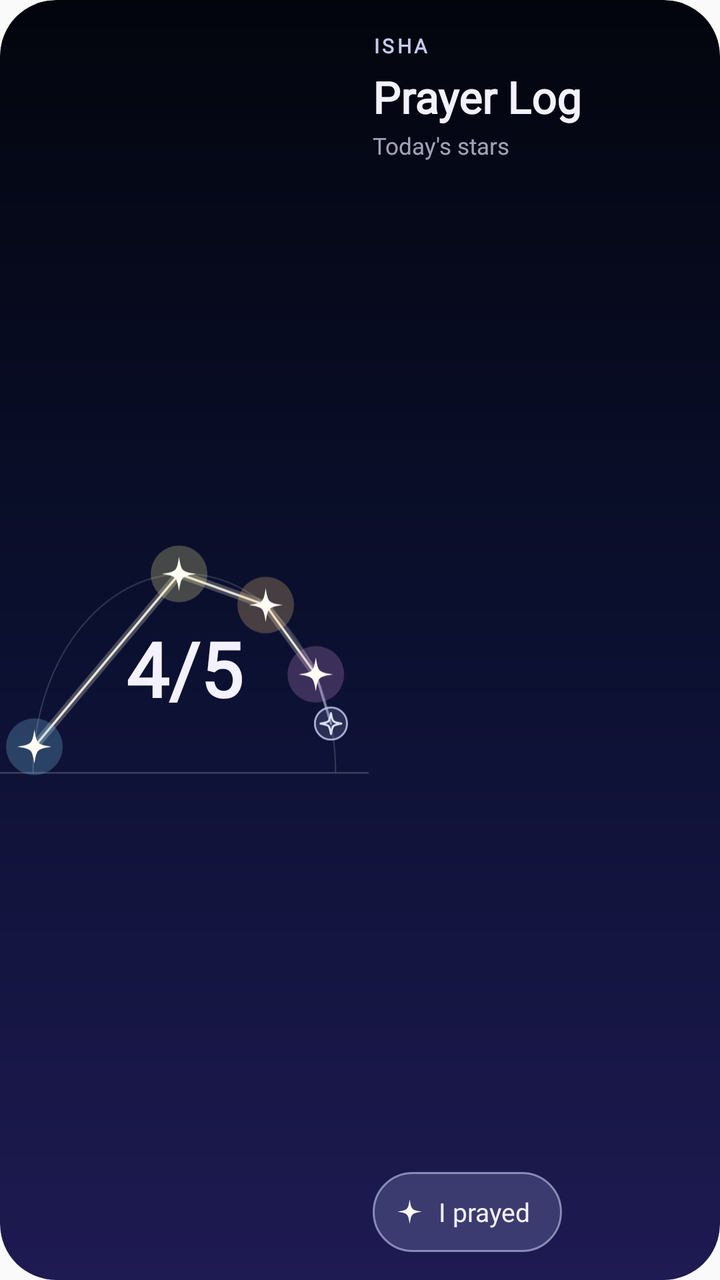
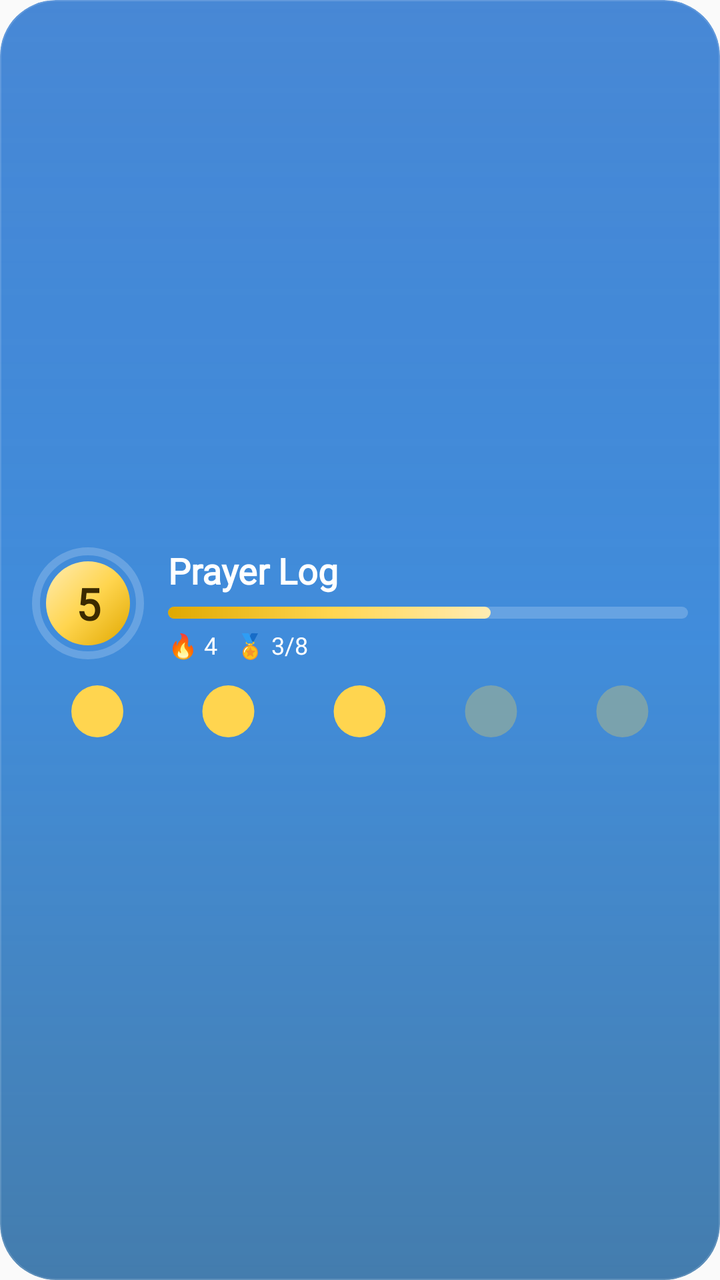

Two renders of the same Android screen: before a commit and after it. Below are the layout's source before the change and the commit's diff.
<!-- AndroidManifest.xml: application theme Theme.Waktiva -->
<!-- res/layout/widget_prayer_log_preview.xml -->
<?xml version="1.0" encoding="utf-8"?>
<FrameLayout xmlns:android="http://schemas.android.com/apk/res/android"
    android:id="@android:id/background"
    android:layout_width="match_parent"
    android:layout_height="match_parent"
    android:background="@drawable/widget_night_preview"
    android:clipToOutline="true">

    <LinearLayout
        android:layout_width="match_parent"
        android:layout_height="match_parent"
        android:orientation="horizontal">

        <FrameLayout
            android:layout_width="0dp"
            android:layout_height="match_parent"
            android:layout_weight="1.05">

            <ImageView
                android:layout_width="match_parent"
                android:layout_height="match_parent"
                android:scaleType="fitCenter"
                android:src="@drawable/widget_sky_preview" />

            <TextView
                android:layout_width="match_parent"
                android:layout_height="wrap_content"
                android:layout_gravity="center"
                android:layout_marginTop="14dp"
                android:fontFamily="@font/cormorant_garamond_bold"
                android:gravity="center"
                android:text="4/5"
                android:textColor="#FFF4F1FF"
                android:textSize="38sp"
                android:textStyle="bold" />
        </FrameLayout>

        <LinearLayout
            android:layout_width="0dp"
            android:layout_height="match_parent"
            android:layout_weight="1"
            android:orientation="vertical"
            android:paddingStart="2dp"
            android:paddingTop="16dp"
            android:paddingEnd="14dp"
            android:paddingBottom="14dp">

            <TextView
                android:layout_width="match_parent"
                android:layout_height="wrap_content"
                android:fontFamily="@font/inter_medium"
                android:letterSpacing="0.14"
                android:maxLines="2"
                android:text="@string/prayer_isha"
                android:textAllCaps="true"
                android:textColor="#FFC5CBF0"
                android:textSize="10sp"
                android:textStyle="bold" />

            <TextView
                android:layout_width="match_parent"
                android:layout_height="wrap_content"
                android:layout_marginTop="4dp"
                android:fontFamily="@font/cormorant_garamond_bold"
                android:maxLines="1"
                android:text="@string/prayer_log_title"
                android:textColor="#FFF4F1FF"
                android:textSize="22sp"
                android:textStyle="bold" />

            <TextView
                android:layout_width="match_parent"
                android:layout_height="wrap_content"
                android:layout_marginTop="2dp"
                android:fontFamily="@font/inter_regular"
                android:maxLines="2"
                android:text="@string/prayer_log_sky_title"
                android:textColor="#B3E4E2FF"
                android:textSize="11.5sp" />

            
            <FrameLayout
                android:layout_width="match_parent"
                android:layout_height="0dp"
                android:layout_weight="1" />

            <LinearLayout
                android:layout_width="wrap_content"
                android:layout_height="40dp"
                android:background="@drawable/widget_sky_button"
                android:gravity="center_vertical"
                android:orientation="horizontal"
                android:paddingStart="12dp"
                android:paddingEnd="16dp">

                <ImageView
                    android:layout_width="13dp"
                    android:layout_height="13dp"
                    android:layout_marginEnd="8dp"
                    android:src="@drawable/ic_widget_star" />

                <TextView
                    android:layout_width="wrap_content"
                    android:layout_height="wrap_content"
                    android:fontFamily="@font/inter_bold"
                    android:maxLines="1"
                    android:text="@string/prayer_log_mark"
                    android:textColor="#FFF4F1FF"
                    android:textSize="13sp" />
            </LinearLayout>
        </LinearLayout>
    </LinearLayout>
</FrameLayout>
<!-- resources referenced by this layout -->
<resources>
  <!-- drawable ic_widget_star (drawable) -->
  <?xml version="1.0" encoding="utf-8"?>
  <vector xmlns:android="http://schemas.android.com/apk/res/android"
      android:width="24dp"
      android:height="24dp"
      android:viewportWidth="40"
      android:viewportHeight="40">
      <path
          android:fillColor="#FFFFFDF4"
          android:pathData="M20,1C22.6,17 23,17.4 39,20C23,22.6 22.6,23 20,39C17.4,23 17,22.6 1,20C17,17.4 17.4,17 20,1Z" />
  </vector>
  <!-- drawable widget_night_preview (drawable) -->
  <?xml version="1.0" encoding="utf-8"?>
  <shape xmlns:android="http://schemas.android.com/apk/res/android"
      android:shape="rectangle">
      <gradient
          android:angle="270"
          android:centerColor="#FF0B1030"
          android:endColor="#FF1E1A52"
          android:startColor="#FF03050D" />
      <corners android:radius="28dp" />
  </shape>
  <!-- drawable widget_sky_button (drawable) -->
  <?xml version="1.0" encoding="utf-8"?>
  <selector xmlns:android="http://schemas.android.com/apk/res/android">
      <item android:state_pressed="true">
          <shape android:shape="rectangle">
              <solid android:color="#669FA8DA" />
              <stroke android:width="1dp" android:color="#B3D6DAFF" />
              <corners android:radius="999dp" />
          </shape>
      </item>
      <item>
          <shape android:shape="rectangle">
              <solid android:color="#3D9FA8DA" />
              <stroke android:width="1dp" android:color="#8CD6DAFF" />
              <corners android:radius="999dp" />
          </shape>
      </item>
  </selector>
  <!-- drawable widget_sky_preview: vector/xml drawable (drawable, 2910 chars, omitted) -->
  <string name="prayer_isha">Isha</string>
  <string name="prayer_log_mark">I prayed</string>
  <string name="prayer_log_sky_title">Today\'s stars</string>
  <string name="prayer_log_title">Prayer Log</string>
  <style name="Theme.Waktiva" parent="Theme.AppCompat.DayNight.NoActionBar" />
</resources>

<!-- the commit's change to res/layout/widget_prayer_log_preview.xml (unified diff, before → after) -->
@@ -3,111 +3,119 @@
     android:id="@android:id/background"
     android:layout_width="match_parent"
     android:layout_height="match_parent"
-    android:background="@drawable/widget_night_preview"
+    android:background="@drawable/widget_preview_bg"
     android:clipToOutline="true">
+
+    <ImageView
+        android:layout_width="match_parent"
+        android:layout_height="match_parent"
+        android:scaleType="fitXY"
+        android:src="@drawable/widget_sheen" />
 
     <LinearLayout
         android:layout_width="match_parent"
         android:layout_height="match_parent"
-        android:orientation="horizontal">
+        android:gravity="center_vertical"
+        android:orientation="vertical"
+        android:paddingStart="16dp"
+        android:paddingTop="12dp"
+        android:paddingEnd="16dp"
+        android:paddingBottom="10dp">
 
-        <FrameLayout
-            android:layout_width="0dp"
-            android:layout_height="match_parent"
-            android:layout_weight="1.05">
-
-            <ImageView
-                android:layout_width="match_parent"
-                android:layout_height="match_parent"
-                android:scaleType="fitCenter"
-                android:src="@drawable/widget_sky_preview" />
+        <LinearLayout
+            android:layout_width="match_parent"
+            android:layout_height="wrap_content"
+            android:gravity="center_vertical"
+            android:orientation="horizontal">
 
             <TextView
-                android:layout_width="match_parent"
-                android:layout_height="wrap_content"
-                android:layout_gravity="center"
-                android:layout_marginTop="14dp"
-                android:fontFamily="@font/cormorant_garamond_bold"
+                android:layout_width="56dp"
+                android:layout_height="56dp"
+                android:background="@drawable/widget_medal_preview"
+                android:fontFamily="@font/inter_medium"
                 android:gravity="center"
-                android:text="4/5"
-                android:textColor="#FFF4F1FF"
-                android:textSize="38sp"
-                android:textStyle="bold" />
-        </FrameLayout>
-
-        <LinearLayout
-            android:layout_width="0dp"
-            android:layout_height="match_parent"
-            android:layout_weight="1"
-            android:orientation="vertical"
-            android:paddingStart="2dp"
-            android:paddingTop="16dp"
-            android:paddingEnd="14dp"
-            android:paddingBottom="14dp">
-
-            <TextView
-                android:layout_width="match_parent"
-                android:layout_height="wrap_content"
-                android:fontFamily="@font/inter_medium"
-                android:letterSpacing="0.14"
-                android:maxLines="2"
-                android:text="@string/prayer_isha"
-                android:textAllCaps="true"
-                android:textColor="#FFC5CBF0"
-                android:textSize="10sp"
-                android:textStyle="bold" />
-
-            <TextView
-                android:layout_width="match_parent"
-                android:layout_height="wrap_content"
-                android:layout_marginTop="4dp"
-                android:fontFamily="@font/cormorant_garamond_bold"
-                android:maxLines="1"
-                android:text="@string/prayer_log_title"
-                android:textColor="#FFF4F1FF"
+                android:text="5"
+                android:textColor="#FF3B2A00"
                 android:textSize="22sp"
                 android:textStyle="bold" />
 
-            <TextView
-                android:layout_width="match_parent"
+            <LinearLayout
+                android:layout_width="0dp"
                 android:layout_height="wrap_content"
-                android:layout_marginTop="2dp"
-                android:fontFamily="@font/inter_regular"
-                android:maxLines="2"
-                android:text="@string/prayer_log_sky_title"
-                android:textColor="#B3E4E2FF"
-                android:textSize="11.5sp" />
-
-            
-            <FrameLayout
-                android:layout_width="match_parent"
-                android:layout_height="0dp"
-                android:layout_weight="1" />
-
-            <LinearLayout
-                android:layout_width="wrap_content"
-                android:layout_height="40dp"
-                android:background="@drawable/widget_sky_button"
-                android:gravity="center_vertical"
-                android:orientation="horizontal"
-                android:paddingStart="12dp"
-                android:paddingEnd="16dp">
-
-                <ImageView
-                    android:layout_width="13dp"
-                    android:layout_height="13dp"
-                    android:layout_marginEnd="8dp"
-                    android:src="@drawable/ic_widget_star" />
+                android:layout_marginStart="12dp"
+                android:layout_weight="1"
+                android:orientation="vertical">
 
                 <TextView
                     android:layout_width="wrap_content"
                     android:layout_height="wrap_content"
-                    android:fontFamily="@font/inter_bold"
+                    android:fontFamily="@font/inter_medium"
                     android:maxLines="1"
-                    android:text="@string/prayer_log_mark"
-                    android:textColor="#FFF4F1FF"
-                    android:textSize="13sp" />
+                    android:text="@string/prayer_log_title"
+                    android:textColor="#FFFFFFFF"
+                    android:textSize="18sp"
+                    android:textStyle="bold" />
+
+                <ProgressBar
+                    style="?android:attr/progressBarStyleHorizontal"
+                    android:layout_width="match_parent"
+                    android:layout_height="6dp"
+                    android:layout_marginTop="6dp"
+                    android:max="1000"
+                    android:maxHeight="6dp"
+                    android:minHeight="6dp"
+                    android:progress="620"
+                    android:progressDrawable="@drawable/widget_xp_bar" />
+
+                <TextView
+                    android:layout_width="wrap_content"
+                    android:layout_height="wrap_content"
+                    android:layout_marginTop="5dp"
+                    android:fontFamily="@font/inter_medium"
+                    android:maxLines="1"
+                    android:text="🔥 4   🏅 3/8"
+                    android:textColor="#FFFFFFFF"
+                    android:textSize="12sp" />
             </LinearLayout>
+        </LinearLayout>
+
+        <LinearLayout
+            android:layout_width="match_parent"
+            android:layout_height="wrap_content"
+            android:layout_marginTop="12dp"
+            android:orientation="horizontal">
+
+            <ImageView
+                android:layout_width="0dp"
+                android:layout_height="26dp"
+                android:layout_weight="1"
+                android:src="@drawable/widget_log_dot_preview" />
+
+            <ImageView
+                android:layout_width="0dp"
+                android:layout_height="26dp"
+                android:layout_weight="1"
+                android:src="@drawable/widget_log_dot_preview" />
+
+            <ImageView
+                android:layout_width="0dp"
+                android:layout_height="26dp"
+                android:layout_weight="1"
+                android:src="@drawable/widget_log_dot_preview" />
+
+            <ImageView
+                android:layout_width="0dp"
+                android:layout_height="26dp"
+                android:layout_weight="1"
+                android:alpha="0.3"
+                android:src="@drawable/widget_log_dot_preview" />
+
+            <ImageView
+                android:layout_width="0dp"
+                android:layout_height="26dp"
+                android:layout_weight="1"
+                android:alpha="0.3"
+                android:src="@drawable/widget_log_dot_preview" />
         </LinearLayout>
     </LinearLayout>
 </FrameLayout>
<!-- resource entries referenced after the edit -->
@@ -1,50 +1,101 @@
 <!-- resources referenced by this layout -->
 <resources>
-  <!-- drawable ic_widget_star (drawable) -->
+  <!-- drawable widget_log_dot_preview (drawable) -->
   <?xml version="1.0" encoding="utf-8"?>
-  <vector xmlns:android="http://schemas.android.com/apk/res/android"
-      android:width="24dp"
-      android:height="24dp"
-      android:viewportWidth="40"
-      android:viewportHeight="40">
-      <path
-          android:fillColor="#FFFFFDF4"
-          android:pathData="M20,1C22.6,17 23,17.4 39,20C23,22.6 22.6,23 20,39C17.4,23 17,22.6 1,20C17,17.4 17.4,17 20,1Z" />
-  </vector>
-  <!-- drawable widget_night_preview (drawable) -->
+  <shape xmlns:android="http://schemas.android.com/apk/res/android"
+      android:shape="oval">
+      <size android:width="26dp" android:height="26dp" />
+      <solid android:color="#FFFFD54F" />
+  </shape>
+  <!-- drawable widget_medal_preview (drawable) -->
+  <?xml version="1.0" encoding="utf-8"?>
+  <layer-list xmlns:android="http://schemas.android.com/apk/res/android">
+      <item>
+          <shape android:shape="oval">
+              <stroke android:width="4dp" android:color="#33FFFFFF" />
+          </shape>
+      </item>
+      <item
+          android:bottom="7dp"
+          android:left="7dp"
+          android:right="7dp"
+          android:top="7dp">
+          <shape android:shape="oval">
+              <gradient
+                  android:angle="315"
+                  android:centerColor="#FFFFD54F"
+                  android:endColor="#FFE0A800"
+                  android:startColor="#FFFFECB3" />
+          </shape>
+      </item>
+  </layer-list>
+  <!-- drawable widget_preview_bg (drawable) -->
   <?xml version="1.0" encoding="utf-8"?>
   <shape xmlns:android="http://schemas.android.com/apk/res/android"
       android:shape="rectangle">
       <gradient
           android:angle="270"
-          android:centerColor="#FF0B1030"
-          android:endColor="#FF1E1A52"
-          android:startColor="#FF03050D" />
-      <corners android:radius="28dp" />
+          android:startColor="#FF2773CE"
+          android:endColor="#FF5AA6E8"
+          android:type="linear" />
+      <corners android:radius="@dimen/widget_corner_radius" />
   </shape>
-  <!-- drawable widget_sky_button (drawable) -->
+  <!-- drawable widget_sheen (drawable) -->
   <?xml version="1.0" encoding="utf-8"?>
-  <selector xmlns:android="http://schemas.android.com/apk/res/android">
-      <item android:state_pressed="true">
+  <layer-list xmlns:android="http://schemas.android.com/apk/res/android">
+      <item>
           <shape android:shape="rectangle">
-              <solid android:color="#669FA8DA" />
-              <stroke android:width="1dp" android:color="#B3D6DAFF" />
-              <corners android:radius="999dp" />
+              <gradient
+                  android:angle="270"
+                  android:startColor="#26FFFFFF"
+                  android:centerColor="#00FFFFFF"
+                  android:endColor="#00FFFFFF"
+                  android:type="linear" />
+              <corners android:radius="@dimen/widget_corner_radius" />
           </shape>
       </item>
       <item>
           <shape android:shape="rectangle">
-              <solid android:color="#3D9FA8DA" />
-              <stroke android:width="1dp" android:color="#8CD6DAFF" />
-              <corners android:radius="999dp" />
+              <gradient
+                  android:angle="90"
+                  android:startColor="#40000000"
+                  android:centerColor="#00000000"
+                  android:endColor="#00000000"
+                  android:type="linear" />
+              <corners android:radius="@dimen/widget_corner_radius" />
           </shape>
       </item>
-  </selector>
-  <!-- drawable widget_sky_preview: vector/xml drawable (drawable, 2910 chars, omitted) -->
-  <string name="prayer_isha">Isha</string>
-  <string name="prayer_log_mark">I prayed</string>
-  <string name="prayer_log_sky_title">Today\'s stars</string>
+      <item>
+          <shape android:shape="rectangle">
+              <stroke android:width="0.5dp" android:color="#24FFFFFF" />
+              <corners android:radius="@dimen/widget_corner_radius" />
+          </shape>
+      </item>
+  </layer-list>
+  <!-- drawable widget_xp_bar (drawable) -->
+  <?xml version="1.0" encoding="utf-8"?>
+  <layer-list xmlns:android="http://schemas.android.com/apk/res/android">
+      <item android:id="@android:id/background">
+          <shape android:shape="rectangle">
+              <corners android:radius="999dp" />
+              <solid android:color="#33FFFFFF" />
+          </shape>
+      </item>
+      <item android:id="@android:id/progress">
+          <scale android:scaleWidth="100%">
+              <shape android:shape="rectangle">
+                  <corners android:radius="999dp" />
+                  <gradient
+                      android:angle="0"
+                      android:endColor="#FFFFECB3"
+                      android:centerColor="#FFFFD54F"
+                      android:startColor="#FFE0A800" />
+              </shape>
+          </scale>
+      </item>
+  </layer-list>
   <string name="prayer_log_title">Prayer Log</string>
   <style name="Theme.Waktiva" parent="Theme.AppCompat.DayNight.NoActionBar" />
+  <dimen name="widget_corner_radius">22dp</dimen>
 </resources>
 
